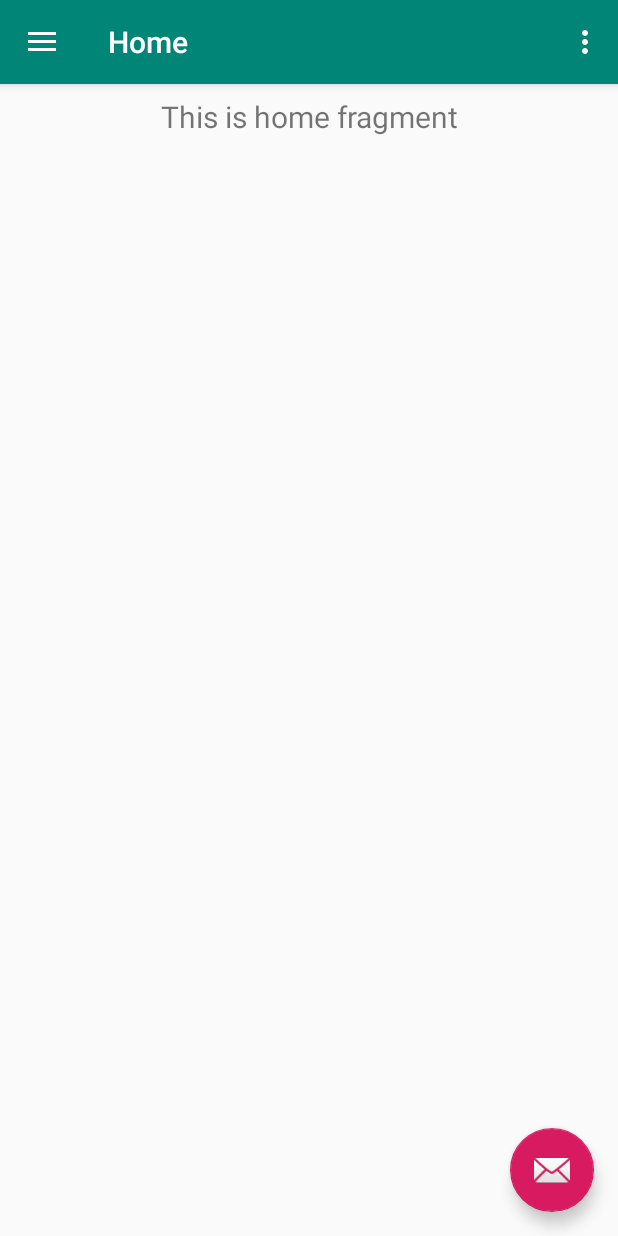
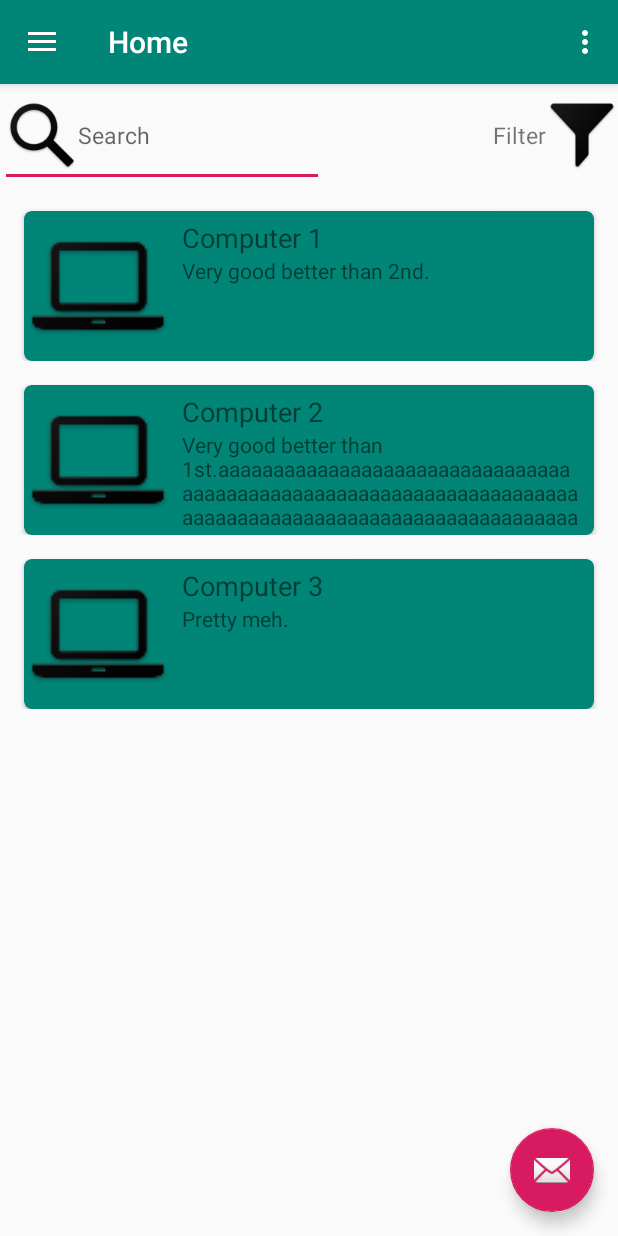
Before and after one commit to Qubiz-Academy/gojdu-shop, an Android app: the screen it shows after launch (MainActivity), on a phone screen of 412 x 824 dp. Run offline under Robolectric (Android 15) with nearby library versions, the phone set to English and light mode, and no system bars; our stand-ins replace navigation-ui.

Commit message:
Home list + filter (button only) + search (button only)

```diff
--- a/app/src/main/AndroidManifest.xml
+++ b/app/src/main/AndroidManifest.xml
@@ -8,6 +8,7 @@
         android:label="@string/app_name"
         android:roundIcon="@mipmap/ic_launcher_round"
         android:supportsRtl="true"
+        android:name=".ui.main.ui.home.ApplicationClass"
         android:theme="@style/AppTheme">
         <activity
             android:name=".ui.splash.SplashActivity"
--- /dev/null
+++ b/app/src/main/java/ro/gojdu/shop/ui/main/ui/home/ApplicationClass.java
@@ -0,0 +1,19 @@
+package ro.gojdu.shop.ui.main.ui.home;
+
+import android.app.Application;
+
+import java.util.ArrayList;
+
+public class ApplicationClass extends Application
+{
+    public static ArrayList<Product> products;
+
+    @Override
+    public void onCreate() {
+        super.onCreate();
+        products = new ArrayList<Product>();
+        products.add(new Product("Computer 1","Very good better than 2nd."));
+        products.add(new Product("Computer 2","Very good better than 1st.aaaaaaaaaaaaaaaaaaaaaaaaaaaaaaaaaaaaaaaaaaaaaaaaaaaaaaaaaaaaaaaaaaaaaaaaaaaaaaaaaaaaaaaaaaaaaaaaaaaaaaaaaaaaaaaaaaaaaaaaaaaaaaaaaaaaaaaaAlso pretty meh!"));
+        products.add(new Product("Computer 3","Pretty meh."));
+    }
+}
--- a/app/src/main/java/ro/gojdu/shop/ui/main/ui/home/HomeFragment.java
+++ b/app/src/main/java/ro/gojdu/shop/ui/main/ui/home/HomeFragment.java
@@ -9,27 +9,42 @@ import android.widget.TextView;
 import androidx.annotation.Nullable;
 import androidx.annotation.NonNull;
 import androidx.fragment.app.Fragment;
-import androidx.lifecycle.Observer;
-import androidx.lifecycle.ViewModelProviders;
+import androidx.recyclerview.widget.LinearLayoutManager;
+import androidx.recyclerview.widget.RecyclerView;
+import androidx.coordinatorlayout.widget.CoordinatorLayout;
+
+
+import com.google.android.material.snackbar.Snackbar;
 
 import ro.gojdu.shop.R;
 
 public class HomeFragment extends Fragment {
-
-    private HomeViewModel homeViewModel;
+    TextView tvFilter;
+    RecyclerView recyclerView;
+    RecyclerView.Adapter myAdapter;
+    RecyclerView.LayoutManager layoutManager;
+    View root;
 
     public View onCreateView(@NonNull LayoutInflater inflater,
                              ViewGroup container, Bundle savedInstanceState) {
-        homeViewModel =
-                ViewModelProviders.of(this).get(HomeViewModel.class);
-        View root = inflater.inflate(R.layout.fragment_home, container, false);
-        final TextView textView = root.findViewById(R.id.text_home);
-        homeViewModel.getText().observe(this, new Observer<String>() {
+        root = inflater.inflate(R.layout.fragment_home, container, false);
+        tvFilter = root.findViewById(R.id.tvFilter);
+        tvFilter.setOnClickListener(new View.OnClickListener() {
             @Override
-            public void onChanged(@Nullable String s) {
-                textView.setText(s);
+            public void onClick(View view) {
+                Snackbar.make(view, "Filter options?", Snackbar.LENGTH_LONG).setAction("", null).show();
             }
         });
         return root;
     }
+
+    @Override
+    public void onActivityCreated(@Nullable Bundle savedInstanceState) {
+        super.onActivityCreated(savedInstanceState);
+        recyclerView = root.findViewById(R.id.list);
+        layoutManager = new LinearLayoutManager(this.getActivity());
+        recyclerView.setLayoutManager(layoutManager);
+        myAdapter = new ProductAdapter(this.getActivity(),ApplicationClass.products);
+        recyclerView.setAdapter(myAdapter);
+    }
 }
--- a/app/src/main/java/ro/gojdu/shop/ui/main/ui/home/HomeViewModel.java
+++ /dev/null
@@ -1,19 +0,0 @@
-package ro.gojdu.shop.ui.main.ui.home;
-
-import androidx.lifecycle.LiveData;
-import androidx.lifecycle.MutableLiveData;
-import androidx.lifecycle.ViewModel;
-
-public class HomeViewModel extends ViewModel {
-
-    private MutableLiveData<String> mText;
-
-    public HomeViewModel() {
-        mText = new MutableLiveData<>();
-        mText.setValue("This is home fragment");
-    }
-
-    public LiveData<String> getText() {
-        return mText;
-    }
-}
--- /dev/null
+++ b/app/src/main/java/ro/gojdu/shop/ui/main/ui/home/Product.java
@@ -0,0 +1,27 @@
+package ro.gojdu.shop.ui.main.ui.home;
+
+public class Product {
+    private String name;
+    private String description;
+
+    public Product(String name, String description) {
+        this.name = name;
+        this.description = description;
+    }
+
+    public String getName() {
+        return name;
+    }
+
+    public void setName(String name) {
+        this.name = name;
+    }
+
+    public String getDescription() {
+        return description;
+    }
+
+    public void setDescription(String description) {
+        this.description = description;
+    }
+}
--- /dev/null
+++ b/app/src/main/java/ro/gojdu/shop/ui/main/ui/home/ProductAdapter.java
@@ -0,0 +1,59 @@
+package ro.gojdu.shop.ui.main.ui.home;
+
+import android.content.Context;
+import android.view.LayoutInflater;
+import android.view.View;
+import android.view.ViewGroup;
+import android.widget.TextView;
+
+import androidx.annotation.NonNull;
+import androidx.recyclerview.widget.RecyclerView;
+
+import java.util.ArrayList;
+
+import ro.gojdu.shop.R;
+
+public class ProductAdapter extends RecyclerView.Adapter<ProductAdapter.ViewHolder>
+{
+    private ArrayList<Product> products;
+
+    public ProductAdapter (Context context, ArrayList<Product> list)
+    {
+        products=list;
+    }
+
+    public class ViewHolder extends RecyclerView.ViewHolder
+    {
+        TextView tvName;
+        TextView tvDescription;
+        public ViewHolder(@NonNull View itemView) {
+            super(itemView);
+            tvName = itemView.findViewById(R.id.tvName);
+            tvDescription = itemView.findViewById(R.id.tvDescription);
+            itemView.setOnClickListener(new View.OnClickListener() {
+                @Override
+                public void onClick(View view) {
+
+                }
+            });
+        }
+    }
+    @NonNull
+    @Override
+    public ViewHolder onCreateViewHolder(@NonNull ViewGroup parent, int viewType) {
+        View view = LayoutInflater.from(parent.getContext()).inflate(R.layout.product_layout,parent,false);
+        return new ViewHolder(view);
+    }
+
+    @Override
+    public void onBindViewHolder(@NonNull ProductAdapter.ViewHolder holder, int position) {
+        holder.itemView.setTag(products.get(position));
+        holder.tvName.setText(products.get(position).getName());
+        holder.tvDescription.setText(products.get(position).getDescription());
+    }
+
+    @Override
+    public int getItemCount() {
+        return products.size();
+    }
+}
--- a/app/src/main/res/layout/activity_splash.xml
+++ b/app/src/main/res/layout/activity_splash.xml
@@ -19,7 +19,7 @@
         android:layout_width="match_parent"
         android:layout_height="wrap_content"
         android:layout_below="@+id/logoImage"
-        android:textSize="50dp"
+        android:textSize="50sp"
         android:gravity="center"
         android:text="@string/app_name" />
 </RelativeLayout>
--- a/app/src/main/res/layout/fragment_home.xml
+++ b/app/src/main/res/layout/fragment_home.xml
@@ -1,19 +1,56 @@
 <?xml version="1.0" encoding="utf-8"?>
-<androidx.constraintlayout.widget.ConstraintLayout xmlns:android="http://schemas.android.com/apk/res/android"
+<androidx.coordinatorlayout.widget.CoordinatorLayout
+    xmlns:android="http://schemas.android.com/apk/res/android"
     xmlns:app="http://schemas.android.com/apk/res-auto"
+    xmlns:tools="http://schemas.android.com/tools"
+    app:layout_behavior="com.google.android.material.bottomsheet.BottomSheetBehavior"
     android:layout_width="match_parent"
-    android:layout_height="match_parent">
+    android:layout_height="match_parent"
+    android:baselineAligned="false"
+    android:orientation="vertical">
 
-    <TextView
-        android:id="@+id/text_home"
+    <LinearLayout
         android:layout_width="match_parent"
-        android:layout_height="wrap_content"
-        android:layout_marginStart="8dp"
-        android:layout_marginTop="8dp"
-        android:layout_marginEnd="8dp"
-        android:textAlignment="center"
-        android:textSize="20sp"
-        app:layout_constraintEnd_toEndOf="parent"
-        app:layout_constraintStart_toStartOf="parent"
-        app:layout_constraintTop_toTopOf="parent" />
-</androidx.constraintlayout.widget.ConstraintLayout>
+        android:layout_height="match_parent"
+        android:orientation="vertical">
+
+        <LinearLayout
+            android:layout_width="match_parent"
+            android:layout_height="wrap_content"
+            android:orientation="horizontal">
+
+            <EditText
+                android:id="@+id/etSearch"
+                android:layout_width="wrap_content"
+                android:layout_height="wrap_content"
+                android:layout_weight="1"
+                android:clickable="true"
+                android:drawableStart="@mipmap/ic_search"
+                android:focusable="true"
+                android:gravity="center_vertical|start"
+                android:hint="Search"
+                android:inputType="textNoSuggestions"
+                android:textSize="15sp" />
+
+            <TextView
+                android:id="@+id/tvFilter"
+                android:layout_width="wrap_content"
+                android:layout_height="wrap_content"
+                android:layout_weight="1"
+                android:clickable="true"
+                android:drawableEnd="@mipmap/ic_filter"
+                android:focusable="true"
+                android:gravity="center_vertical|end"
+                android:text="Filter"
+                android:textSize="15sp" />
+        </LinearLayout>
+
+        <androidx.recyclerview.widget.RecyclerView
+            android:id="@+id/list"
+            android:layout_width="match_parent"
+            android:layout_height="match_parent">
+
+        </androidx.recyclerview.widget.RecyclerView>
+    </LinearLayout>
+
+</androidx.coordinatorlayout.widget.CoordinatorLayout>
--- /dev/null
+++ b/app/src/main/res/layout/product_layout.xml
@@ -0,0 +1,66 @@
+<?xml version="1.0" encoding="utf-8"?>
+<LinearLayout
+    xmlns:android="http://schemas.android.com/apk/res/android"
+    xmlns:app="http://schemas.android.com/apk/res-auto"
+    xmlns:tools="http://schemas.android.com/tools"
+    android:layout_width="match_parent"
+    android:layout_height="wrap_content"
+    android:orientation="vertical"
+    android:focusable="true"
+    android:clickable="true">
+
+    <androidx.cardview.widget.CardView
+        android:layout_width="match_parent"
+        android:layout_height="100dp"
+        android:layout_marginLeft="@dimen/activity_horizontal_margin"
+        android:layout_marginRight="@dimen/activity_horizontal_margin"
+        android:layout_marginTop="@dimen/activity_vertical_margin"
+
+        android:elevation="5dp"
+        app:cardBackgroundColor="@color/colorPrimary"
+        app:cardCornerRadius="5dp"
+        app:cardUseCompatPadding="false">
+
+        <LinearLayout
+            android:layout_width="match_parent"
+            android:layout_height="match_parent"
+            android:orientation="horizontal">
+
+            <ImageView
+                android:id="@+id/ivProduct"
+                android:layout_width="100dp"
+                android:layout_height="100dp"
+                app:srcCompat="@mipmap/ic_launcher" />
+
+            <LinearLayout
+                android:layout_width="match_parent"
+                android:layout_height="wrap_content"
+                android:orientation="vertical"
+                android:paddingTop="5dp"
+                android:paddingBottom="5dp">
+
+                <TextView
+                    android:id="@+id/tvName"
+                    android:layout_width="match_parent"
+                    android:layout_height="wrap_content"
+                    android:foregroundGravity="center"
+                    android:paddingStart="5dp"
+                    android:paddingEnd="5dp"
+                    android:text="TextView"
+                    android:textSize="18sp" />
+
+                <TextView
+                    android:id="@+id/tvDescription"
+                    android:layout_width="match_parent"
+                    android:layout_height="wrap_content"
+                    android:paddingStart="5dp"
+                    android:paddingEnd="5dp"
+                    android:text="TextView" />
+            </LinearLayout>
+
+        </LinearLayout>
+
+    </androidx.cardview.widget.CardView>
+
+
+</LinearLayout>
--- a/build.gradle
+++ b/build.gradle
@@ -7,7 +7,8 @@ buildscript {
 
     }
     dependencies {
-        classpath 'com.android.tools.build:gradle:3.5.0'
+        classpath 'com.android.tools.build:gradle:3.5.1'
+        classpath 'com.android.support:design:24.0.0'
 
         // NOTE: Do not place your application dependencies here; they belong
         // in the individual module build.gradle files
```
Also changed, not shown: app/src/main/res/mipmap-hdpi/ic_filter.png (added), app/src/main/res/mipmap-hdpi/ic_search.png (added), app/src/main/res/mipmap-mdpi/ic_filter.png (added), app/src/main/res/mipmap-mdpi/ic_search.png (added), app/src/main/res/mipmap-xhdpi/ic_filter.png (added), app/src/main/res/mipmap-xhdpi/ic_search.png (added), app/src/main/res/mipmap-xxhdpi/ic_filter.png (added), app/src/main/res/mipmap-xxhdpi/ic_search.png (added), app/src/main/res/mipmap-xxxhdpi/ic_filter.png (added), app/src/main/res/mipmap-xxxhdpi/ic_search.png (added).
